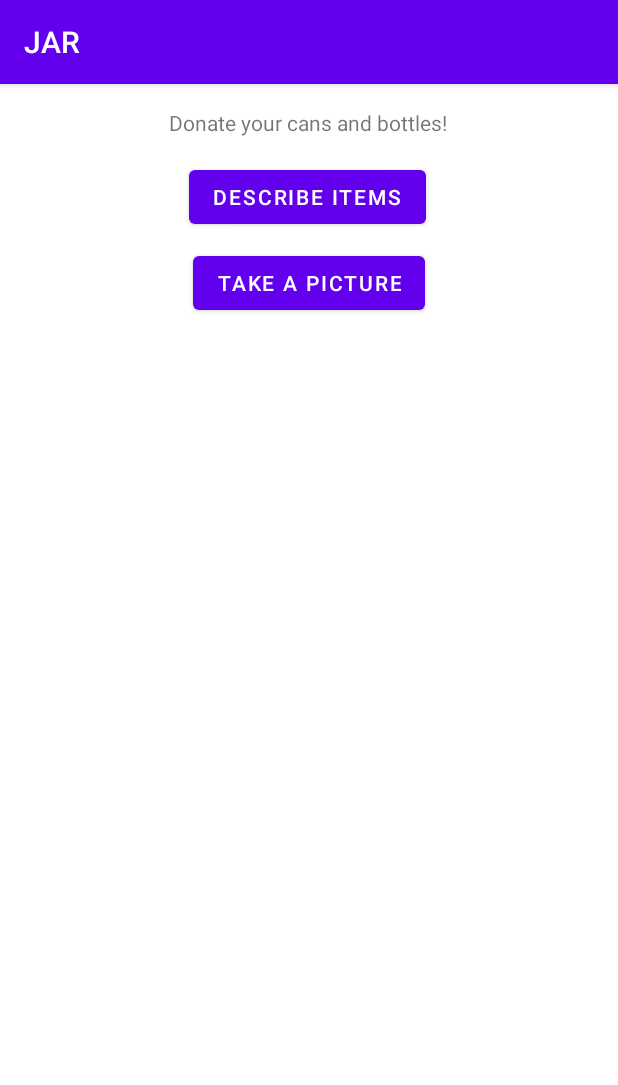
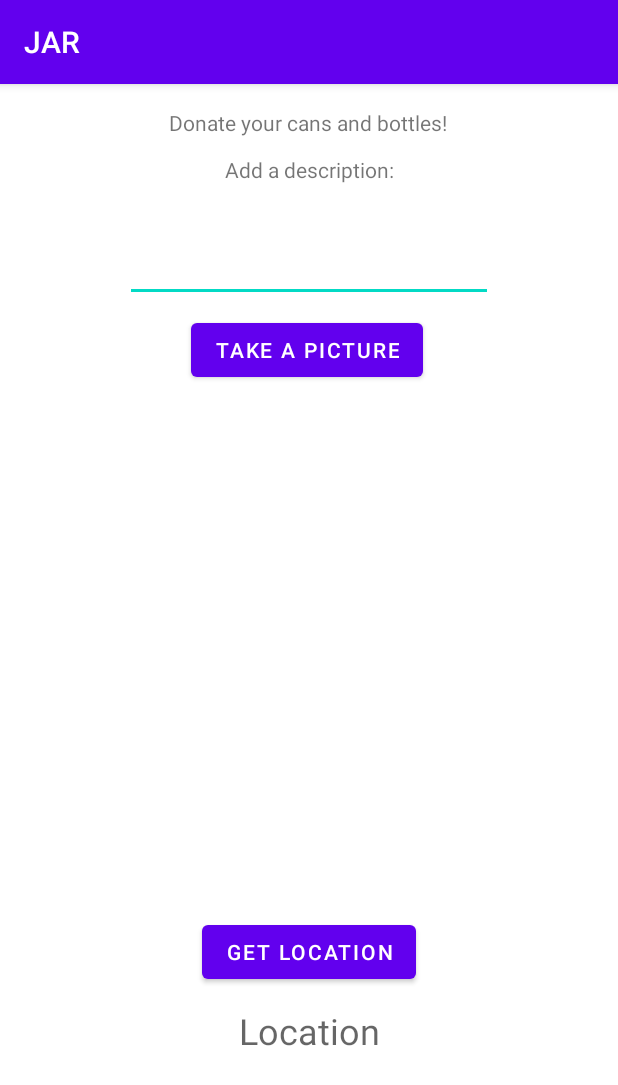
Before and after one commit to jeffrey-hu-53/JAR_Hacks, an Android app: the DonatorActivity screen opened directly, with no data from a screen before it, on a phone screen of 412 x 824 dp. Shown: the top 1085 px of the screen. Run offline under Robolectric (Android 15) with nearby library versions, the phone set to English and light mode, and no system bars.

Commit message:
Image Functionality

```diff
--- a/app/src/main/AndroidManifest.xml
+++ b/app/src/main/AndroidManifest.xml
@@ -3,6 +3,8 @@
     package="com.example.jar_hacks">
 
     <uses-permission android:name="android.permission.CAMERA"/>
+    <uses-permission android:name="android.permission.ACCESS_FINE_LOCATION"/>
+    <uses-permission android:name="android.permission.ACCESS_COARSE_LOCATION"/>
 
     <application
         android:allowBackup="true"
--- a/app/src/main/res/layout/donator_main.xml
+++ b/app/src/main/res/layout/donator_main.xml
@@ -1,10 +1,16 @@
 <?xml version="1.0" encoding="utf-8"?>
-<androidx.constraintlayout.widget.ConstraintLayout xmlns:android="http://schemas.android.com/apk/res/android"
+
+
+<ScrollView xmlns:android="http://schemas.android.com/apk/res/android"
     xmlns:app="http://schemas.android.com/apk/res-auto"
     xmlns:tools="http://schemas.android.com/tools"
     android:layout_width="match_parent"
     android:layout_height="match_parent"
     tools:context=".DonatorActivity">
+
+    <androidx.constraintlayout.widget.ConstraintLayout
+        android:layout_width="match_parent"
+        android:layout_height="match_parent">
 
         <TextView
             android:id="@+id/textView2"
@@ -13,45 +19,83 @@
             android:layout_marginStart="112dp"
             android:layout_marginTop="16dp"
             android:layout_marginEnd="113dp"
-        android:layout_marginBottom="16dp"
             android:text="Donate your cans and bottles!"
-        app:layout_constraintBottom_toTopOf="@+id/describeButt"
             app:layout_constraintEnd_toEndOf="parent"
             app:layout_constraintStart_toStartOf="parent"
             app:layout_constraintTop_toTopOf="parent" />
 
-    <Button
-        android:id="@+id/describeButt"
-        android:layout_width="wrap_content"
-        android:layout_height="wrap_content"
-        android:layout_marginStart="125dp"
-        android:layout_marginTop="16dp"
-        android:layout_marginEnd="128dp"
-        android:text="Describe Items"
-        app:layout_constraintEnd_toEndOf="parent"
-        app:layout_constraintStart_toStartOf="parent"
-        app:layout_constraintTop_toBottomOf="@+id/textView2" />
-
         <ImageView
             android:id="@+id/imageview"
-        android:layout_width="210dp"
-        android:layout_height="434dp"
-        android:layout_marginTop="176dp"
+            android:layout_width="152dp"
+            android:layout_height="328dp"
+            android:layout_marginTop="11dp"
             android:layout_weight="1"
             app:layout_constraintEnd_toEndOf="parent"
-        app:layout_constraintHorizontal_bias="0.497"
+            app:layout_constraintHorizontal_bias="0.49"
             app:layout_constraintStart_toStartOf="parent"
-        app:layout_constraintTop_toTopOf="parent" />
+            app:layout_constraintTop_toBottomOf="@+id/pictureButt" />
 
         <Button
             android:id="@+id/pictureButt"
             android:layout_width="wrap_content"
             android:layout_height="wrap_content"
             android:layout_marginStart="127dp"
-        android:layout_marginTop="9dp"
+            android:layout_marginTop="8dp"
             android:layout_marginEnd="127dp"
             android:text="Take a Picture"
             app:layout_constraintEnd_toEndOf="parent"
+            app:layout_constraintHorizontal_bias="0.0"
             app:layout_constraintStart_toStartOf="parent"
-        app:layout_constraintTop_toBottomOf="@+id/describeButt" />
+            app:layout_constraintTop_toBottomOf="@+id/editTextTextPersonName" />
+
+        <EditText
+            android:id="@+id/editTextTextPersonName"
+            android:layout_width="245dp"
+            android:layout_height="67dp"
+            android:layout_marginStart="83dp"
+            android:layout_marginTop="11dp"
+            android:layout_marginEnd="83dp"
+            android:ems="10"
+            android:inputType="textPersonName"
+            app:layout_constraintEnd_toEndOf="parent"
+            app:layout_constraintStart_toStartOf="parent"
+            app:layout_constraintTop_toBottomOf="@+id/textView3" />
+
+        <TextView
+            android:id="@+id/textView3"
+            android:layout_width="wrap_content"
+            android:layout_height="wrap_content"
+            android:layout_marginStart="149dp"
+            android:layout_marginTop="12dp"
+            android:layout_marginEnd="149dp"
+            android:text="Add a description:"
+            app:layout_constraintEnd_toEndOf="parent"
+            app:layout_constraintStart_toStartOf="parent"
+            app:layout_constraintTop_toBottomOf="@+id/textView2" />
+
+        <TextView
+            android:id="@+id/showLocation"
+            android:layout_width="wrap_content"
+            android:layout_height="wrap_content"
+            android:layout_marginStart="159dp"
+            android:layout_marginTop="12dp"
+            android:layout_marginEnd="159dp"
+            android:hint="Location"
+            android:textSize="24sp"
+            app:layout_constraintEnd_toEndOf="parent"
+            app:layout_constraintStart_toStartOf="parent"
+            app:layout_constraintTop_toBottomOf="@+id/btnGetLocation" />
+
+        <Button
+            android:id="@+id/btnGetLocation"
+            android:layout_width="wrap_content"
+            android:layout_height="wrap_content"
+            android:layout_marginStart="134dp"
+            android:layout_marginTop="14dp"
+            android:layout_marginEnd="134dp"
+            android:text="Get Location"
+            app:layout_constraintEnd_toEndOf="parent"
+            app:layout_constraintStart_toStartOf="parent"
+            app:layout_constraintTop_toBottomOf="@+id/imageview" />
     </androidx.constraintlayout.widget.ConstraintLayout>
+</ScrollView>
```
Also changed, not shown: app/src/main/java/com/example/jar_hacks/DonatorActivity.java (+78 -0 lines). Lines whose indentation alone changed are shown as unchanged.
